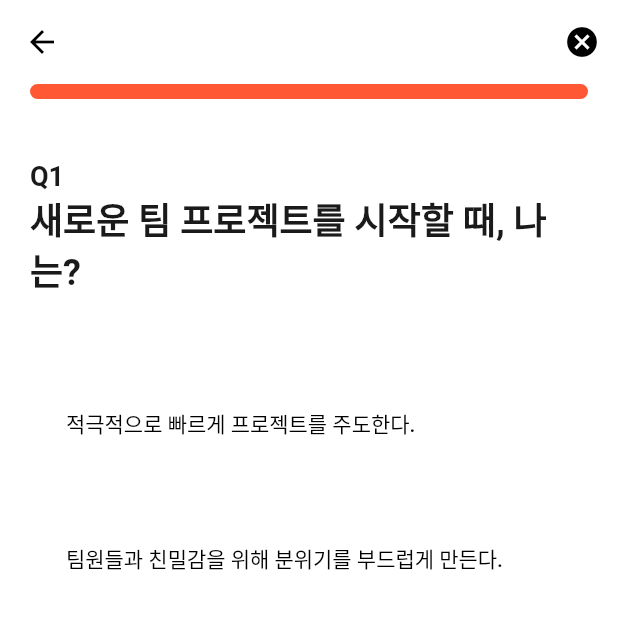
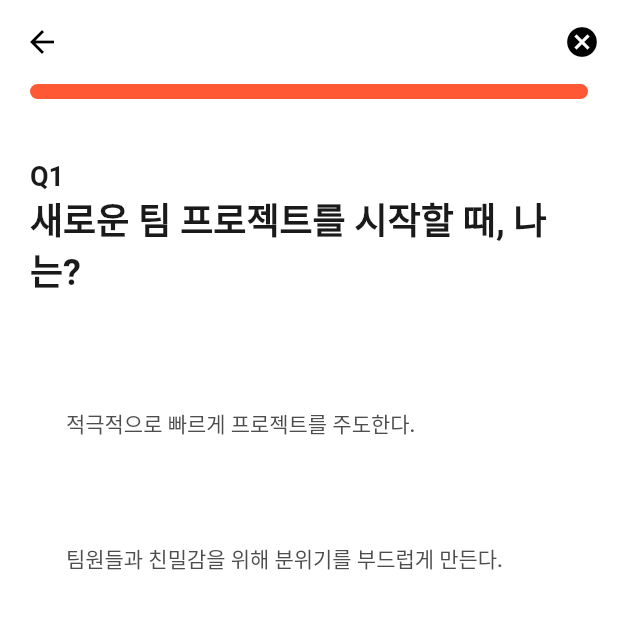
Before and after one commit to LeeHJuu/teamfit, a Flutter app: the PersonailtyTestPage screen opened directly, on a phone screen of 412 x 824 dp, the top half of it. Run offline on Flutter 3.47's test engine with Material 3 defaults, Android fonts, the phone set to English and light mode, and no system bars; our stand-ins replace carousel_slider, cloud_firestore, easy_localization, firebase_auth, firebase_core, firebase_crashlytics and 5 more; accounts and stored records are empty.

Commit message:
fix: customText 코드 수정

```diff
--- a/lib/src/config/theme/custom_text.dart
+++ b/lib/src/config/theme/custom_text.dart
@@ -1,152 +1,135 @@
 import 'package:flutter/material.dart';
+import 'package:teamfit/src/config/theme/custom_color.dart';
 
 class CustomText {
-  static TextStyle default_title = Title_S;
-  static TextStyle default_subtitle = Subtitle_M;
-  static TextStyle default_body = Body_Light_M;
+  static const double letterSpacing = -0.02;
 
-  static TextStyle Headline_L = TextStyle(
-    fontSize: 28,
-    fontWeight: FontWeight.w700,
-    height: 1.35,
-    letterSpacing: -0.02,
+  // 기본 텍스트 스타일
+  static TextStyle _headlineStyle(double fontSize, Color color) {
+    return TextStyle(
+      fontSize: fontSize,
+      fontWeight: FontWeight.w700,
+      height: 1.35, // 135% line height
+      letterSpacing: letterSpacing,
+      color: color,
+    );
+  }
+
+  static TextStyle _bodyStyle(
+    double fontSize,
+    FontWeight fontWeight,
+    Color color,
+  ) {
+    return TextStyle(
+      fontSize: fontSize,
+      fontWeight: fontWeight,
+      height: 1.5, // 150% line height
+      letterSpacing: letterSpacing,
+      color: color,
+    );
+  }
+
+  // 헤드라인 스타일
+  static TextStyle Headline_L = _headlineStyle(28, CustomColor.gray_10);
+  static TextStyle Headline_M = _headlineStyle(26, CustomColor.gray_10);
+  static TextStyle Headline_S = _headlineStyle(24, CustomColor.gray_10);
+
+  // 타이틀 스타일
+  static TextStyle Title_L = _headlineStyle(22, CustomColor.gray_10);
+  static TextStyle Title_M = _headlineStyle(20, CustomColor.gray_10);
+  static TextStyle Title_S = _headlineStyle(18, CustomColor.gray_10);
+
+  // 서브타이틀 스타일
+  static TextStyle Subtitle_M = _headlineStyle(16, CustomColor.gray_20);
+
+  // 라벨 스타일
+  static TextStyle Label_Heavy_L = _bodyStyle(
+    20,
+    FontWeight.w700,
+    CustomColor.gray_30,
   );
-  static TextStyle Headline_M = TextStyle(
-    fontSize: 26,
-    fontWeight: FontWeight.w700,
-    height: 1.35,
-    letterSpacing: -0.02,
+  static TextStyle Label_Light_L = _bodyStyle(
+    20,
+    FontWeight.w500,
+    CustomColor.gray_30,
   );
-  static TextStyle Headline_S = TextStyle(
-    fontSize: 24,
-    fontWeight: FontWeight.w700,
-    height: 1.35,
-    letterSpacing: -0.02,
+  static TextStyle Label_Heavy_M = _bodyStyle(
+    16,
+    FontWeight.w700,
+    CustomColor.gray_30,
   );
-  static TextStyle Title_L = TextStyle(
-    fontSize: 22,
-    fontWeight: FontWeight.w700,
-    height: 1.35,
-    letterSpacing: -0.02,
+  static TextStyle Label_Light_M = _bodyStyle(
+    16,
+    FontWeight.w500,
+    CustomColor.gray_30,
   );
-  static TextStyle Title_M = TextStyle(
-    fontSize: 20,
-    fontWeight: FontWeight.w700,
-    height: 1.35,
-    letterSpacing: -0.02,
+  static TextStyle Label_Heavy_S = _bodyStyle(
+    14,
+    FontWeight.w700,
+    CustomColor.gray_30,
   );
-  static TextStyle Title_S = TextStyle(
-    fontSize: 18,
-    fontWeight: FontWeight.w700,
-    height: 1.35,
-    letterSpacing: -0.02,
+  static TextStyle Label_Light_S = _bodyStyle(
+    14,
+    FontWeight.w500,
+    CustomColor.gray_30,
   );
-  static TextStyle Subtitle_M = TextStyle(
-    fontSize: 16,
-    fontWeight: FontWeight.w600,
-    height: 1.35,
-    letterSpacing: -0.02,
+  static TextStyle Label_Heavy_XS = _bodyStyle(
+    12,
+    FontWeight.w700,
+    CustomColor.gray_30,
   );
-  static TextStyle Label_Heavy_L = TextStyle(
-    fontSize: 20,
-    fontWeight: FontWeight.w700,
-    height: 1.5,
-    letterSpacing: -0.02,
+  static TextStyle Label_Light_XS = _bodyStyle(
+    12,
+    FontWeight.w500,
+    CustomColor.gray_30,
   );
-  static TextStyle Label_Heavy_M = TextStyle(
-    fontSize: 16,
-    fontWeight: FontWeight.w700,
-    height: 1.5,
-    letterSpacing: -0.02,
+
+  // 바디 스타일
+  static TextStyle Body_Heavy_M = _bodyStyle(
+    14,
+    FontWeight.w600,
+    CustomColor.gray_30,
   );
-  static TextStyle Label_Heavy_S = TextStyle(
-    fontSize: 14,
-    fontWeight: FontWeight.w700,
-    height: 1.5,
-    letterSpacing: -0.02,
+  static TextStyle Body_Light_M = _bodyStyle(
+    14,
+    FontWeight.w400,
+    CustomColor.gray_30,
   );
-  static TextStyle Label_Heavy_XS = TextStyle(
-    fontSize: 12,
-    fontWeight: FontWeight.w700,
-    height: 1.5,
-    letterSpacing: -0.02,
+  static TextStyle Body_Heavy_S = _bodyStyle(
+    13,
+    FontWeight.w600,
+    CustomColor.gray_30,
   );
-  static TextStyle Label_Light_L = TextStyle(
-    fontSize: 20,
-    fontWeight: FontWeight.w500,
-    height: 1.5,
-    letterSpacing: -0.02,
+  static TextStyle Body_Light_S = _bodyStyle(
+    13,
+    FontWeight.w400,
+    CustomColor.gray_30,
   );
-  static TextStyle Label_Light_M = TextStyle(
-    fontSize: 16,
-    fontWeight: FontWeight.w500,
-    height: 1.5,
-    letterSpacing: -0.02,
+  static TextStyle Body_Heavy_XS = _bodyStyle(
+    12,
+    FontWeight.w600,
+    CustomColor.gray_30,
   );
-  static TextStyle Label_Light_S = TextStyle(
-    fontSize: 14,
-    fontWeight: FontWeight.w500,
-    height: 1.5,
-    letterSpacing: -0.02,
+  static TextStyle Body_Light_XS = _bodyStyle(
+    12,
+    FontWeight.w400,
+    CustomColor.gray_30,
   );
-  static TextStyle Label_Light_XS = TextStyle(
-    fontSize: 12,
-    fontWeight: FontWeight.w500,
-    height: 1.5,
-    letterSpacing: -0.02,
+  static TextStyle Body_Heavy_XXS = _bodyStyle(
+    11,
+    FontWeight.w600,
+    CustomColor.gray_30,
   );
-  static TextStyle Body_Heavy_M = TextStyle(
-    fontSize: 14,
-    fontWeight: FontWeight.w600,
-    height: 1.5,
-    letterSpacing: -0.02,
+  static TextStyle Body_Light_XXS = _bodyStyle(
+    11,
+    FontWeight.w400,
+    CustomColor.gray_30,
   );
-  static TextStyle Body_Light_M = TextStyle(
-    fontSize: 14,
-    fontWeight: FontWeight.w400,
-    height: 1.5,
-    letterSpacing: -0.02,
-  );
-  static TextStyle Body_Heavy_S = TextStyle(
-    fontSize: 13,
-    fontWeight: FontWeight.w600,
-    height: 1.5,
-    letterSpacing: -0.02,
-  );
-  static TextStyle Body_Light_S = TextStyle(
-    fontSize: 13,
-    fontWeight: FontWeight.w400,
-    height: 1.5,
-    letterSpacing: -0.02,
-  );
-  static TextStyle Body_Heavy_XS = TextStyle(
-    fontSize: 12,
-    fontWeight: FontWeight.w600,
-    height: 1.5,
-    letterSpacing: -0.02,
-  );
-  static TextStyle Body_Light_XS = TextStyle(
-    fontSize: 12,
-    fontWeight: FontWeight.w400,
-    height: 1.5,
-    letterSpacing: -0.02,
-  );
-  static TextStyle Body_Heavy_XXS = TextStyle(
-    fontSize: 11,
-    fontWeight: FontWeight.w600,
-    height: 1.5,
-    letterSpacing: -0.02,
-  );
-  static TextStyle Body_Light_XXS = TextStyle(
-    fontSize: 11,
-    fontWeight: FontWeight.w400,
-    height: 1.5,
-    letterSpacing: -0.02,
-  );
-  static TextStyle Caption_M = TextStyle(
-    fontSize: 10,
-    fontWeight: FontWeight.w400,
-    height: 1.5,
-    letterSpacing: -0.02,
+
+  // 캡션 스타일
+  static TextStyle Caption_M = _bodyStyle(
+    10,
+    FontWeight.w400,
+    CustomColor.gray_40,
   );
 }
--- a/lib/src/presentation/views/home/pages/home_tap_page/widgets/project_schedule_preview_box.dart
+++ b/lib/src/presentation/views/home/pages/home_tap_page/widgets/project_schedule_preview_box.dart
@@ -23,7 +23,7 @@ class ProjectSchedulePreviewBox extends StatelessWidget {
               height: 50,
               child: OutlinedButton(
                 onPressed: () {},
-                child: Text('home_page.record_work'.tr()),
+                child: Text('button_text.record_work'.tr()),
               ),
             ),
           ),
--- a/lib/src/presentation/views/personality_test/personality_text_alert.dart
+++ b/lib/src/presentation/views/personality_test/personality_text_alert.dart
@@ -25,7 +25,7 @@ class PersonalityTestAlert extends StatelessWidget {
               padding: const EdgeInsets.symmetric(vertical: 20),
               child: Text(
                 'personality_test.alert.title'.tr(),
-                style: CustomText.Title_M.copyWith(color: CustomColor.gray_10),
+                style: CustomText.Title_M,
               ),
             ),
             Padding(
@@ -33,9 +33,7 @@ class PersonalityTestAlert extends StatelessWidget {
               child: Text(
                 'personality_test.alert.description'.tr(args: ['냥냥']),
                 textAlign: TextAlign.center,
-                style: CustomText.Body_Light_M.copyWith(
-                  color: CustomColor.gray_10,
-                ),
+                style: CustomText.Body_Light_M,
               ),
             ),
             SizedBox(height: 200),
--- a/lib/src/presentation/views/personality_test/widgets/test_step_title.dart
+++ b/lib/src/presentation/views/personality_test/widgets/test_step_title.dart
@@ -1,5 +1,4 @@
 import 'package:flutter/material.dart';
-import 'package:teamfit/src/config/theme/custom_color.dart';
 import 'package:teamfit/src/config/theme/custom_text.dart';
 
 class TestStepTitle extends StatelessWidget {
@@ -16,14 +15,8 @@ class TestStepTitle extends StatelessWidget {
       child: Column(
         crossAxisAlignment: CrossAxisAlignment.start,
         children: [
-          Text(
-            sub,
-            style: CustomText.Title_S.copyWith(color: CustomColor.gray_10),
-          ),
-          Text(
-            title,
-            style: CustomText.Headline_S.copyWith(color: CustomColor.gray_10),
-          ),
+          Text(sub, style: CustomText.Title_S),
+          Text(title, style: CustomText.Headline_S),
         ],
       ),
     );
```
